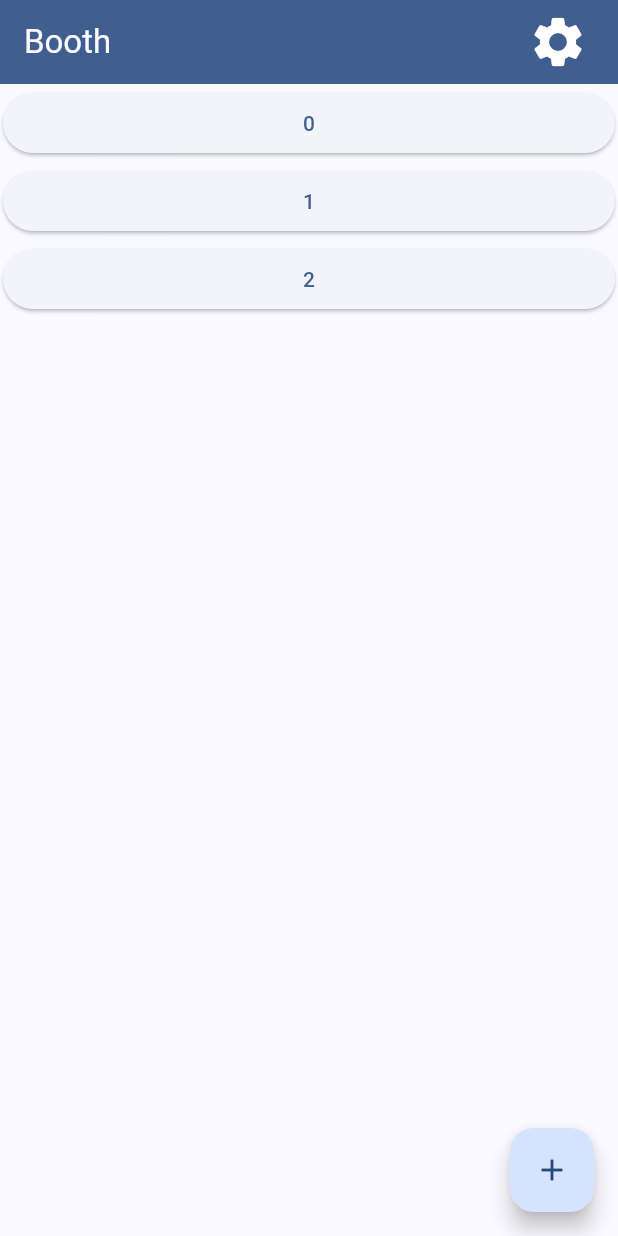
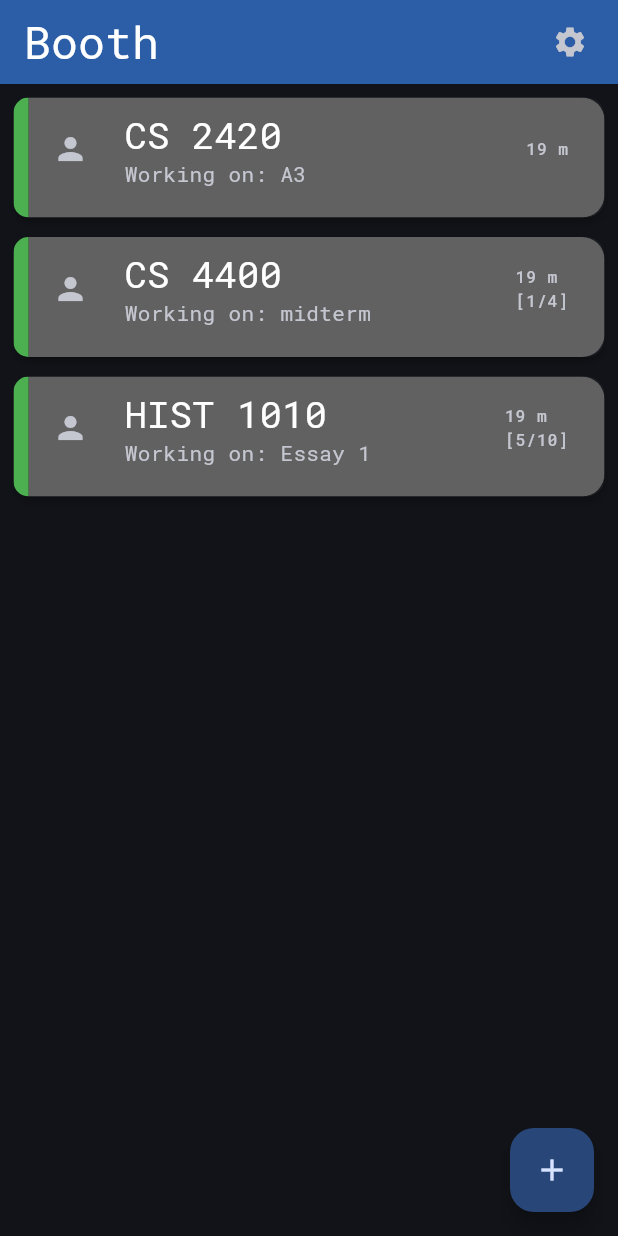
Before and after one commit to nelstran/booth_mockup, a Flutter app: the screen it shows after launch, after a tap on the "add" icon, on a phone screen of 412 x 824 dp. Run offline on Flutter 3.47's test engine with Material 3 defaults, Android fonts, the phone set to English and light mode, and no system bars; our stand-ins replace google_fonts.

Commit message:
Created listTiles for sessions and created custom class to represent them

```diff
--- a/lib/main.dart
+++ b/lib/main.dart
@@ -1,35 +1,49 @@
+import 'dart:ffi';
+import 'dart:math';
+import 'dart:ui';
+
 import 'package:flutter/material.dart';
+import 'package:flutter/rendering.dart';
+import 'package:flutter/widgets.dart';
+import 'package:google_fonts/google_fonts.dart';
 
 void main() {
-  runApp(const MyApp());
+  runApp(const Booth());
 }
 
-class MyApp extends StatelessWidget {
-  const MyApp({super.key});
+class Booth extends StatelessWidget {
+  const Booth({super.key});
 
   // This widget is the root of your application.
   @override
   Widget build(BuildContext context) {
+    var mainColor = Color.fromARGB(255, 44, 94, 168);
     return MaterialApp(
       title: 'Booth',
       theme: ThemeData(
-        // This is the theme of your application.
-        //
-        // TRY THIS: Try running your application with "flutter run". You'll see
-        // the application has a purple toolbar. Then, without quitting the app,
-        // try changing the seedColor in the colorScheme below to Colors.green
-        // and then invoke "hot reload" (save your changes or press the "hot
-        // reload" button in a Flutter-supported IDE, or press "r" if you used
-        // the command line to start the app).
-        //
-        // Notice that the counter didn't reset back to zero; the application
-        // state is not lost during the reload. To reset the state, use hot
-        // restart instead.
-        //
-        // This works for code too, not just values: Most code changes can be
-        // tested with just a hot reload.
-        colorScheme: ColorScheme.fromSeed(seedColor: Colors.blue.shade800),
         useMaterial3: true,
+        textTheme: GoogleFonts.robotoMonoTextTheme(
+          Theme.of(context).textTheme,
+        ),
+        colorScheme: ColorScheme.fromSeed(
+          seedColor: mainColor,
+          brightness: Brightness.dark
+          ),
+          appBarTheme: AppBarTheme(
+            color: mainColor,
+            titleTextStyle: GoogleFonts.robotoMono(
+              color: Colors.white,
+              fontSize: 30,
+            )
+          ),
+          listTileTheme: ListTileThemeData(
+            tileColor: Colors.grey.shade700,
+            titleTextStyle: GoogleFonts.robotoMono(
+              fontSize: 25
+            )
+          ),
+          cardColor: Colors.black54,
+          canvasColor: Colors.grey,
       ),
       home: const MyHomePage(title: 'Booth'),
     );
@@ -55,62 +69,117 @@ class MyHomePage extends StatefulWidget {
 }
 
 class _MyHomePageState extends State<MyHomePage> {
-  int _counter = 0;
-
-  void _incrementCounter() {
-    setState(() {
-      // This call to setState tells the Flutter framework that something has
-      // changed in this State, which causes it to rerun the build method below
-      // so that the display can reflect the updated values. If we changed
-      // _counter without calling setState(), then the build method would not be
-      // called again, and so nothing would appear to happen.
-      _counter++;
-    });
-  }
-
+  List<SessionObj> sessions = [
+    SessionObj(field: "CS", level: "2420", topic: "A3"),
+    SessionObj(field: "CS", level: "4400", topic: "midterm", maxNum: 4),
+    SessionObj(field: "HIST", level: "1010", topic: "Essay 1", currNum: 5, maxNum: 10)
+  ];
   @override
   Widget build(BuildContext context) {
+    sessions.sort((a, b) => a.dist.compareTo(b.dist));
 
     return Scaffold(
       appBar: AppBar(
-        actionsIconTheme: IconThemeData(
-          size:40,
-          color: Colors.white
-        ),
-        backgroundColor: Theme.of(context).primaryColor,
-        title: Text(widget.title, style: TextStyle(color: Theme.of(context).canvasColor)),
-        actions: <Widget>[
+        backgroundColor: Theme.of(context).appBarTheme.backgroundColor,
+        title: Text(
+          widget.title,
+          style: Theme.of(context).appBarTheme.titleTextStyle
+          ),
+        actions: const <Widget>[
           Padding(padding: EdgeInsets.only(right:20),
-          child: GestureDetector(
-            onTap:(){},
-            child: const Icon(
-              Icons.settings,
-            ),
-          ))
+            child: Icon(Icons.settings),
+          ),
         ],
       ),
       body: Center(
         child: Column(
-          // mainAxisAlignment: MainAxisAlignment.center,
           mainAxisAlignment: MainAxisAlignment.start,
           crossAxisAlignment: CrossAxisAlignment.stretch,
           children: [
             for (var i = 0; i < 3; i++)
-              Padding(
-                padding: EdgeInsets.all(2),
-                child: ElevatedButton(
-                  onPressed: (){},
-                  child: Text(i.toString())
-                )
-              )
+              sessionTile(context, sessions[i]),
           ],
         ),
       ),
       floatingActionButton: FloatingActionButton(
-        onPressed: _incrementCounter,
+        onPressed: (){},
         tooltip: 'Increment',
         child: const Icon(Icons.add),
-      ), // This trailing comma makes auto-formatting nicer for build methods.
+      ),
     );
   }
 }
+
+class SessionObj{
+  final String field;
+  final String level;
+  final String topic;
+  int dist;
+  int currNum;
+  int maxNum;
+
+  SessionObj({
+    required this.field,
+    required this.level,
+    required this.topic,
+    int? dist,
+    int? currNum,
+    int? maxNum,
+    })
+    :
+    dist = dist ?? 10 + Random().nextInt(100 - 10 + 1),
+    currNum = currNum ?? 1,
+    maxNum = maxNum ?? 0;
+
+}
+Padding sessionTile(BuildContext context, SessionObj session) {
+    String roomStr = "";
+    if (session.maxNum != 0){
+      roomStr = "\n[${session.currNum}/${session.maxNum}]";
+    }
+    return Padding(
+              padding: const EdgeInsets.only(
+                top: 5,
+                left: 5,
+                right: 5,
+              ),
+              child:
+              Card(
+                elevation: 2,
+                child: ClipPath(
+                  clipper: ShapeBorderClipper(
+                    shape: RoundedRectangleBorder(
+                      borderRadius: BorderRadius.circular(10)
+                    )
+                  ),
+                  child: Container(
+                    height: 80,
+                    decoration: const BoxDecoration(
+                      border: Border(
+                        left: BorderSide(
+                          color:Colors.green,
+                          width: 10,
+                        )
+                      )
+                    ),
+                    child: ListTile(
+                        shape: const RoundedRectangleBorder(
+                          borderRadius: BorderRadius.only(
+                            topRight: Radius.circular(15),
+                            bottomRight: Radius.circular(15),
+                          )
+                        ),
+                        tileColor: Theme.of(context).listTileTheme.tileColor,
+                        leading: const Icon(Icons.person),
+                        title: Text('${session.field} ${session.level}'),
+                        subtitle: Text('Working on: ${session.topic}'),
+                        trailing: Text('${session.dist} m$roomStr'),
+                        visualDensity: const VisualDensity(
+                          horizontal:4,
+                        ),
+                      )
+                  ),
+                )
+              )
+            );
+  }
--- a/pubspec.yaml
+++ b/pubspec.yaml
@@ -35,6 +35,7 @@ dependencies:
   # The following adds the Cupertino Icons font to your application.
   # Use with the CupertinoIcons class for iOS style icons.
   cupertino_icons: ^1.0.6
+  google_fonts: ^6.2.1
 
 dev_dependencies:
   flutter_test:
```
Also changed, not shown: pubspec.lock, 2 other files.
